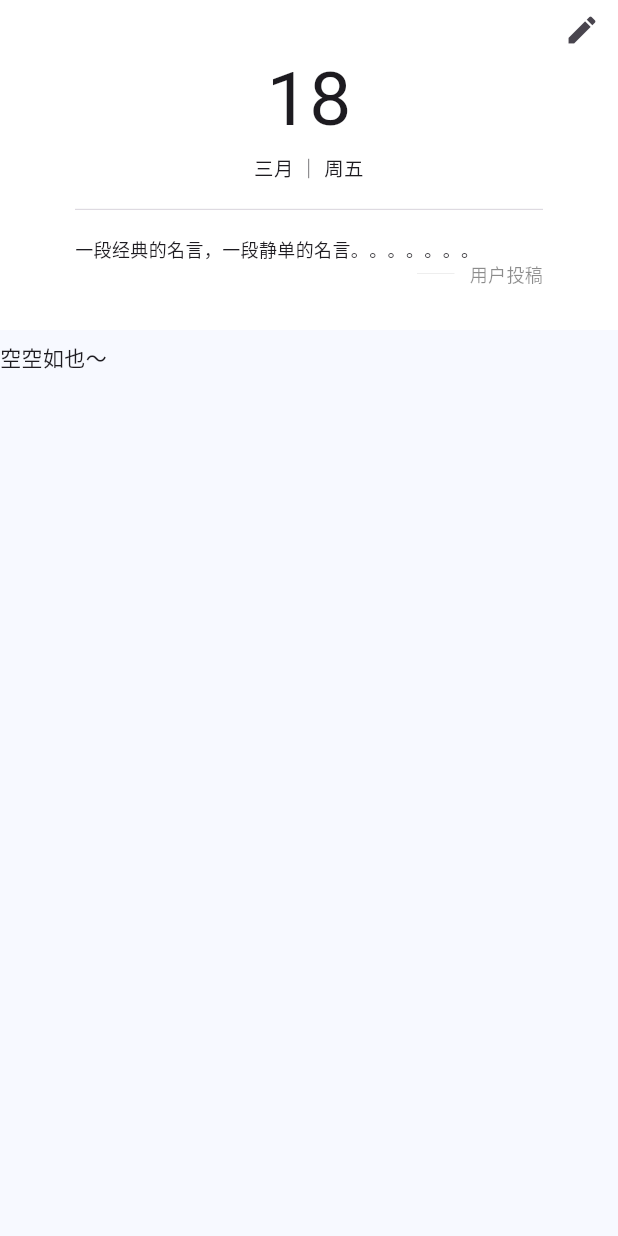
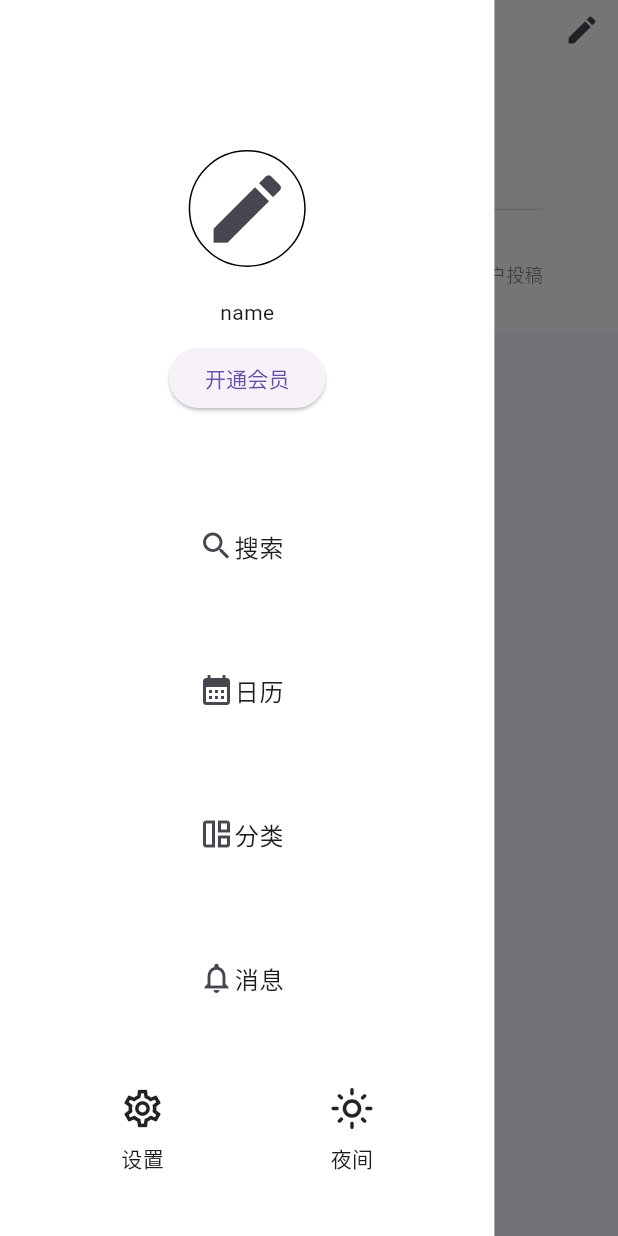
Before and after one commit to luke358/RandomDiary, a Flutter app: the screen it shows after launch, with the side drawer open (before the commit the screen has no drawer), on a phone screen of 412 x 824 dp. Run offline on Flutter 3.47's test engine with Material 3 defaults, Android fonts, the phone set to English and light mode, and no system bars; our stand-ins replace grouped_list, sqflite, unicons; missing offline and left inert: flutter_quill; accounts and stored records are empty.

Commit message:
feat: drawer

```diff
--- a/lib/main.dart
+++ b/lib/main.dart
@@ -22,13 +22,13 @@ class MyApp extends StatelessWidget {
     final DiaryRepository diaryRepository = DiaryRepository();
     // diaryRepository.clearDatabase();
 
-    return MaterialApp(
+    return const MaterialApp(
       title: '随心日记',
-      theme: ThemeData(
-        colorScheme: ColorScheme.fromSeed(seedColor: Colors.deepPurple),
-        useMaterial3: true,
-      ),
-      home: const DiaryList(),
+      // theme: ThemeData(
+      //   // colorScheme: ColorScheme.fromSeed(seedColor: Colors.deepPurple),
+      //   useMaterial3: true,
+      // ),
+      home: DiaryList(),
     );
   }
 }
--- a/lib/ui/diary_list.dart
+++ b/lib/ui/diary_list.dart
@@ -1,5 +1,6 @@
 import 'package:flutter/cupertino.dart';
 import 'package:flutter/material.dart';
+import 'package:flutter/services.dart';
 import 'package:flutter/widgets.dart';
 import 'package:grouped_list/grouped_list.dart';
 import 'package:intl/intl.dart';
@@ -7,6 +8,7 @@ import 'package:random_note/main.dart';
 import 'package:random_note/models/diary.dart';
 import 'package:random_note/ui/diary_detail_page.dart';
 import 'package:random_note/ui/diary_edit_page.dart';
+import 'package:random_note/ui/setting_drawer.dart';
 import 'package:unicons/unicons.dart';
 
 void main() {
@@ -23,6 +25,8 @@ class DiaryList extends StatefulWidget {
 }
 
 class _DiaryListState extends State<DiaryList> {
+  var scaffoldKey = GlobalKey<ScaffoldState>();
+
   @override
   void initState() {
     super.initState();
@@ -159,12 +163,20 @@ class _DiaryListState extends State<DiaryList> {
 
   @override
   Widget build(BuildContext context) {
-    return SafeArea(
-        bottom: true,
-        child: Scaffold(
+    return Scaffold(
+      key: scaffoldKey,
+      appBar: AppBar(
+        toolbarHeight: 0,
+        backgroundColor: Colors.white,
+        systemOverlayStyle: const SystemUiOverlayStyle(
+            statusBarColor: Colors.transparent,
+            statusBarIconBrightness: Brightness.dark,
+            statusBarBrightness: Brightness.light),
+      ),
+
       resizeToAvoidBottomInset: false,
       backgroundColor: const Color(0xf6f7f9FF),
-          extendBodyBehindAppBar: true,
+      drawer: const SettingDrawer(),
       body: Stack(
         children: [
           StreamBuilder(
@@ -177,9 +189,12 @@ class _DiaryListState extends State<DiaryList> {
               right: 0,
               height: 40,
               child: Row(
-                    mainAxisAlignment: MainAxisAlignment.end,
+                mainAxisAlignment: MainAxisAlignment.spaceBetween,
                 crossAxisAlignment: CrossAxisAlignment.center,
                 children: [
+                  IconButton(
+                      icon: const Icon(Icons.edit),
+                      onPressed: () => scaffoldKey.currentState?.openDrawer()),
                   IconButton(
                     icon: const Icon(Icons.edit),
                     onPressed: () async {
@@ -190,7 +205,7 @@ class _DiaryListState extends State<DiaryList> {
               )),
         ],
       ),
-        ));
+    );
   }
 }
 
@@ -207,9 +222,9 @@ class DiaryListItem extends StatelessWidget {
     return Container(
       margin: const EdgeInsets.only(right: 15.0),
       decoration: BoxDecoration(
-          border:
-              Border(right: BorderSide(color: Colors.grey.shade200, width: 1))),
-      width: 55.0,
+          border: Border(
+              right: BorderSide(color: Colors.grey.shade200, width: 0.7))),
+      width: 70.0,
       child: Column(
         crossAxisAlignment: CrossAxisAlignment.center,
         mainAxisAlignment: MainAxisAlignment.center,
@@ -222,7 +237,7 @@ class DiaryListItem extends StatelessWidget {
             DateFormat('EEE', "zh_CN").format(diary.date),
             style: const TextStyle(
                 fontSize: 12.0,
-                height: 1.5,
+                height: 2,
                 color: Color.fromARGB(255, 113, 113, 113)),
           ),
           Text(
--- /dev/null
+++ b/lib/ui/setting_drawer.dart
@@ -0,0 +1,174 @@
+import 'package:flutter/cupertino.dart';
+import 'package:flutter/material.dart';
+import 'package:flutter/widgets.dart';
+
+class SettingDrawer extends StatelessWidget {
+  const SettingDrawer({
+    super.key,
+  });
+
+  @override
+  Widget build(BuildContext context) {
+    return Drawer(
+      shape: RoundedRectangleBorder(
+        borderRadius: BorderRadius.circular(0.0),
+      ),
+      width: MediaQuery.of(context).size.width * 0.80,
+      backgroundColor: const Color.fromARGB(255, 255, 255, 255),
+      child: MediaQuery.removePadding(
+        context: context,
+        // 移除顶部 padding.
+        removeTop: true,
+        child: Column(
+          crossAxisAlignment: CrossAxisAlignment.start,
+          children: <Widget>[
+            _buildHeader(), //构建抽屉菜单头部
+            Expanded(child: _buildMenus()), //构建功能菜单
+            _buildFooter()
+          ],
+        ),
+      ),
+    );
+  }
+
+  Widget _buildHeader() {
+    return Container(
+      width: double.infinity,
+      padding: const EdgeInsets.only(top: 100),
+      child: Column(
+        crossAxisAlignment: CrossAxisAlignment.center,
+        children: [
+          Container(
+            decoration: BoxDecoration(
+                border: Border.all(width: 1.0, color: Colors.black),
+                borderRadius: BorderRadius.circular(50.0)),
+            child: IconButton(
+                icon: const Icon(Icons.edit),
+                iconSize: 60,
+                onPressed: () => {}),
+          ),
+          Container(
+            margin: const EdgeInsets.only(top: 20, bottom: 10),
+            child: const Text('name'),
+          ),
+          ElevatedButton(
+            onPressed: () {},
+            style: const ButtonStyle(),
+            child: const Text('开通会员'),
+          )
+        ],
+      ),
+    );
+  }
+
+  // 构建菜单项
+  Widget _buildMenus() {
+    return Padding(
+      padding: const EdgeInsets.only(top: 40),
+      child: ListView(
+        children: [
+          ListTile(
+            title: Container(
+              height: 80,
+              alignment: Alignment.center,
+              child: const Row(
+                mainAxisAlignment: MainAxisAlignment.center,
+                crossAxisAlignment: CrossAxisAlignment.center,
+                children: [
+                  Icon(Icons.search),
+                  Text('搜索'),
+                ],
+              ),
+            ),
+            onTap: () {},
+          ),
+          ListTile(
+            title: Container(
+              height: 80,
+              alignment: Alignment.center,
+              child: const Row(
+                mainAxisAlignment: MainAxisAlignment.center,
+                children: [Icon(Icons.calendar_month), Text('日历')],
+              ),
+            ),
+            onTap: () {},
+          ),
+          ListTile(
+            title: Container(
+                height: 80,
+                alignment: Alignment.center,
+                child: const Row(
+                  mainAxisAlignment: MainAxisAlignment.center,
+                  children: [
+                    Icon(Icons.auto_awesome_mosaic_outlined),
+                    Text('分类')
+                  ],
+                )),
+            onTap: () {},
+          ),
+          ListTile(
+            title: Container(
+                height: 80,
+                alignment: Alignment.center,
+                child: const Row(
+                  mainAxisAlignment: MainAxisAlignment.center,
+                  children: [
+                    Icon(Icons.notifications_none_outlined),
+                    Text('消息')
+                  ],
+                )),
+            onTap: () {},
+          ),
+          ListTile(
+            title: Container(
+                height: 80,
+                alignment: Alignment.center,
+                child: const Row(
+                  mainAxisAlignment: MainAxisAlignment.center,
+                  children: [Icon(Icons.delete_outline_sharp), Text('垃圾箱')],
+                )),
+            onTap: () {},
+          ),
+        ],
+      ),
+    );
+  }
+
+  Widget _buildFooter() {
+    return Stack(
+      children: [
+        Positioned(
+            child: Container(
+          alignment: Alignment.center,
+          height: 100,
+          padding: const EdgeInsets.only(left: 80, right: 80, bottom: 20),
+          child: const Row(
+            mainAxisAlignment: MainAxisAlignment.spaceBetween,
+            children: [
+              Column(
+                children: [
+                  Icon(
+                    Icons.settings_outlined,
+                    size: 30,
+                  ),
+                  SizedBox(height: 8),
+                  Text('设置')
+                ],
+              ),
+              Column(
+                children: [
+                  Icon(
+                    Icons.light_mode_outlined,
+                    size: 30,
+                  ),
+                  SizedBox(height: 8),
+                  Text('夜间')
+                ],
+              ),
+            ],
+          ),
+        ))
+      ],
+    );
+  }
+}
```
Lines whose indentation alone changed are shown as unchanged.
